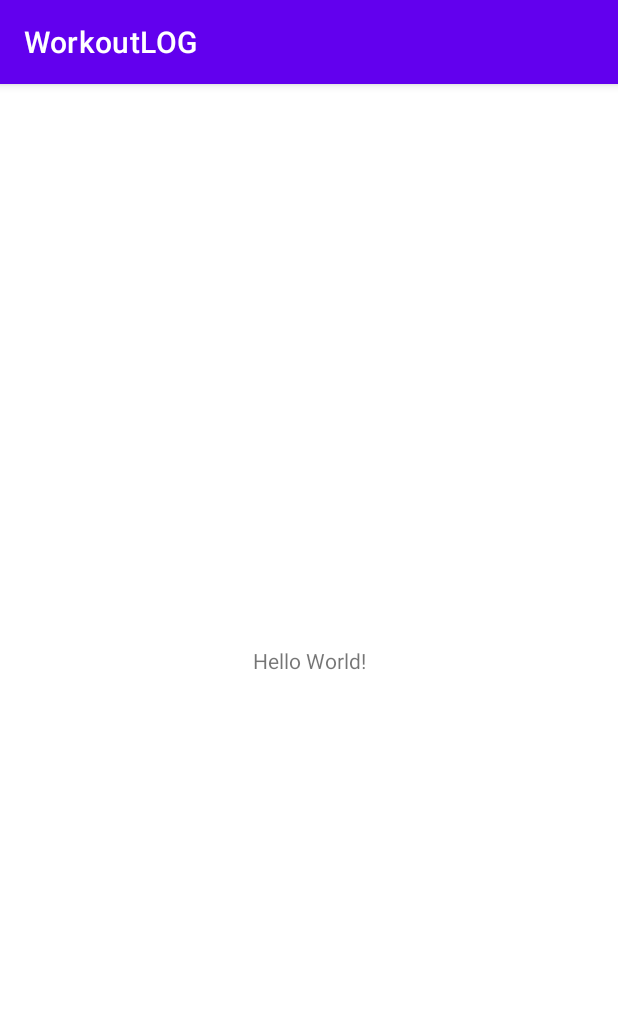
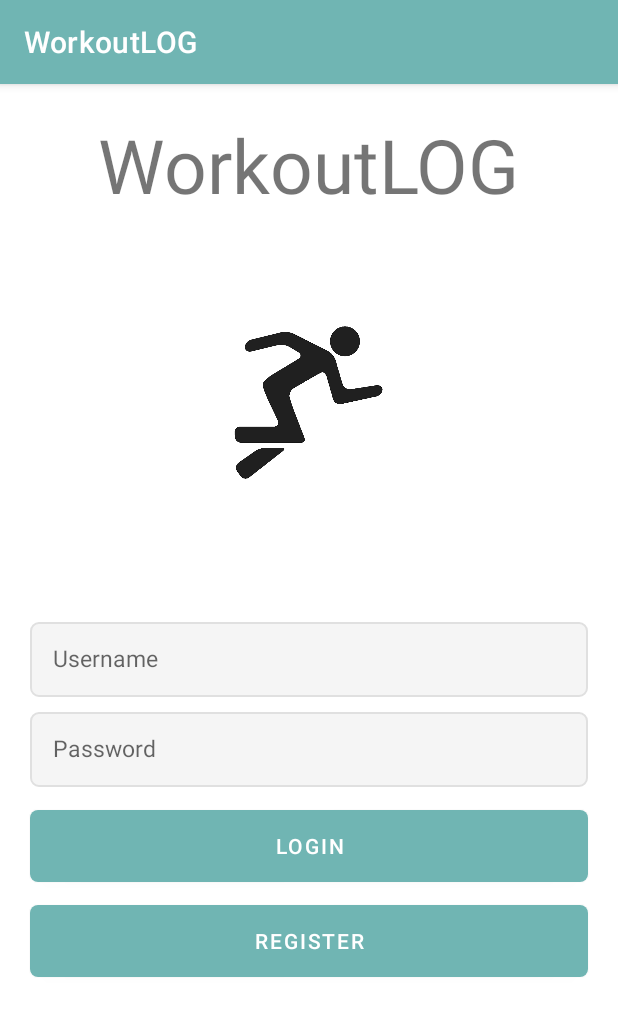
Before and after one commit to LukaZmrzlak/WorkoutLOG, an Android app: the screen it shows after launch (MainActivity), on a phone screen of 412 x 824 dp. Shown: the top 1016 px of the screen. Run offline under Robolectric (Android 15) with nearby library versions, the phone set to English and light mode, and no system bars.

Commit message:
Adding start of login and register activities

```diff
--- a/MobileApp/app/build.gradle
+++ b/MobileApp/app/build.gradle
@@ -4,12 +4,12 @@ plugins {
 
 android {
     namespace 'si.uni_lj.fe.workoutlog'
-    compileSdk 32
+    compileSdk 33
 
     defaultConfig {
         applicationId "si.uni_lj.fe.workoutlog"
         minSdk 21
-        targetSdk 32
+        targetSdk 33
         versionCode 1
         versionName "1.0"
 
--- /dev/null
+++ b/MobileApp/app/src/main/res/drawable/background.xml
@@ -0,0 +1,18 @@
+<?xml version="1.0" encoding="utf-8"?>
+<shape xmlns:android="http://schemas.android.com/apk/res/android"
+    android:padding="10dp"
+    android:shape="rectangle" >
+
+    <solid android:color="#f5f5f5" />
+
+    <stroke
+        android:width="1dp"
+        android:color="#e0e0e0" />
+
+    <corners
+        android:bottomLeftRadius="5dp"
+        android:bottomRightRadius="5dp"
+        android:topLeftRadius="5dp"
+        android:topRightRadius="5dp" />
+
+</shape>
--- /dev/null
+++ b/MobileApp/app/src/main/res/drawable/button.xml
@@ -0,0 +1,14 @@
+<?xml version="1.0" encoding="utf-8"?>
+<shape xmlns:android="http://schemas.android.com/apk/res/android"
+    android:padding="10dp"
+    android:shape="rectangle" >
+
+    <solid android:color="@color/A" />
+
+    <corners
+        android:bottomLeftRadius="5dp"
+        android:bottomRightRadius="5dp"
+        android:topLeftRadius="5dp"
+        android:topRightRadius="5dp" />
+
+</shape>
--- a/MobileApp/app/src/main/res/layout/activity_main.xml
+++ b/MobileApp/app/src/main/res/layout/activity_main.xml
@@ -1,18 +1,80 @@
 <?xml version="1.0" encoding="utf-8"?>
-<androidx.constraintlayout.widget.ConstraintLayout xmlns:android="http://schemas.android.com/apk/res/android"
-    xmlns:app="http://schemas.android.com/apk/res-auto"
+<RelativeLayout
+    xmlns:android="http://schemas.android.com/apk/res/android"
     xmlns:tools="http://schemas.android.com/tools"
     android:layout_width="match_parent"
     android:layout_height="match_parent"
     tools:context=".MainActivity">
 
     <TextView
+        android:id="@+id/title"
         android:layout_width="wrap_content"
         android:layout_height="wrap_content"
-        android:text="Hello World!"
-        app:layout_constraintBottom_toBottomOf="parent"
-        app:layout_constraintEnd_toEndOf="parent"
-        app:layout_constraintStart_toStartOf="parent"
-        app:layout_constraintTop_toTopOf="parent" />
+        android:layout_centerHorizontal="true"
+        android:layout_marginStart="25dp"
+        android:layout_marginBottom="10dp"
+        android:layout_marginTop="20dp"
+        android:text="@string/app_name"
+        android:textSize="50sp" />
 
-</androidx.constraintlayout.widget.ConstraintLayout>
+    <ImageView
+        android:id="@+id/logo"
+        android:layout_width="150dp"
+        android:layout_height="150dp"
+        android:src="@drawable/logo"
+        android:layout_below="@+id/title"
+        android:layout_centerHorizontal="true"
+        android:layout_marginTop="40dp"/>
+
+    <EditText
+        android:id="@+id/et_username"
+        android:layout_width="match_parent"
+        android:layout_height="50dp"
+        android:hint="@string/username"
+        android:inputType="textPersonName"
+        android:layout_marginLeft="20dp"
+        android:layout_marginRight="20dp"
+        android:padding="15dp"
+        android:layout_centerInParent="true"
+        android:background="@drawable/background"
+        android:textSize="15sp" />
+
+    <EditText
+        android:id="@+id/et_password"
+        android:layout_width="match_parent"
+        android:layout_height="50dp"
+        android:hint="@string/password"
+        android:layout_marginLeft="20dp"
+        android:layout_marginRight="20dp"
+        android:layout_marginTop="10dp"
+        android:padding="15dp"
+        android:inputType="textPassword"
+        android:layout_below="@+id/et_username"
+        android:background="@drawable/background"
+        android:textSize="15sp" />
+
+    <Button
+        android:id="@+id/btn_login"
+        android:layout_width="match_parent"
+        android:layout_height="wrap_content"
+        android:layout_below="@id/et_password"
+        android:background="@drawable/button"
+        android:layout_marginLeft="20dp"
+        android:layout_marginRight="20dp"
+        android:layout_marginTop="15dp"
+        android:textColor="@android:color/white"
+        android:text="@string/login"/>
+
+    <Button
+        android:id="@+id/btn_register"
+        android:layout_width="match_parent"
+        android:layout_height="wrap_content"
+        android:layout_below="@id/btn_login"
+        android:background="@drawable/button"
+        android:layout_marginLeft="20dp"
+        android:layout_marginRight="20dp"
+        android:layout_marginTop="15dp"
+        android:textColor="@android:color/white"
+        android:text="@string/register"/>
+
+</RelativeLayout>
--- a/MobileApp/app/src/main/res/values/colors.xml
+++ b/MobileApp/app/src/main/res/values/colors.xml
@@ -7,4 +7,9 @@
     <color name="teal_700">#FF018786</color>
     <color name="black">#FF000000</color>
     <color name="white">#FFFFFFFF</color>
+    <color name="A">#70B5B3</color>
+    <color name="B">#9DD4B1</color>
+    <color name="C">#8CEB6A</color>
+    <color name="D">#D6D67D</color>
+    <color name="E">#F6D762</color>
 </resources>
--- a/MobileApp/app/src/main/res/values/strings.xml
+++ b/MobileApp/app/src/main/res/values/strings.xml
@@ -1,3 +1,12 @@
 <resources>
     <string name="app_name">WorkoutLOG</string>
+    <string name="username">Username</string>
+    <string name="password">Password</string>
+    <string name="login">Login</string>
+    <string name="register">Register</string>
+    <string name="your_username">Username</string>
+    <string name="your_name">Name</string>
+    <string name="e_mail">Email</string>
+    <string name="re_type_password">Re-type Password</string>
+    <string name="your_surname">Surname</string>
 </resources>
--- a/MobileApp/app/src/main/res/values/themes.xml
+++ b/MobileApp/app/src/main/res/values/themes.xml
@@ -2,12 +2,12 @@
     <!-- Base application theme. -->
     <style name="Theme.WorkoutLOG" parent="Theme.MaterialComponents.DayNight.DarkActionBar">
         <!-- Primary brand color. -->
-        <item name="colorPrimary">@color/purple_500</item>
-        <item name="colorPrimaryVariant">@color/purple_700</item>
+        <item name="colorPrimary">@color/A</item>
+        <item name="colorPrimaryVariant">@color/B</item>
         <item name="colorOnPrimary">@color/white</item>
         <!-- Secondary brand color. -->
-        <item name="colorSecondary">@color/teal_200</item>
-        <item name="colorSecondaryVariant">@color/teal_700</item>
+        <item name="colorSecondary">@color/C</item>
+        <item name="colorSecondaryVariant">@color/D</item>
         <item name="colorOnSecondary">@color/black</item>
         <!-- Status bar color. -->
         <item name="android:statusBarColor">?attr/colorPrimaryVariant</item>
```
Also changed, not shown: MobileApp/app/src/main/AndroidManifest.xml (+7 -0 lines), MobileApp/app/src/main/java/si/uni_lj/fe/workoutlog/RegisterActivity.java (added, +14 -0 lines), MobileApp/app/src/main/res/layout/activity_register.xml (added, +128 -0 lines), MobileApp/app/src/main/res/drawable/logo.png (added), 1 other file.
